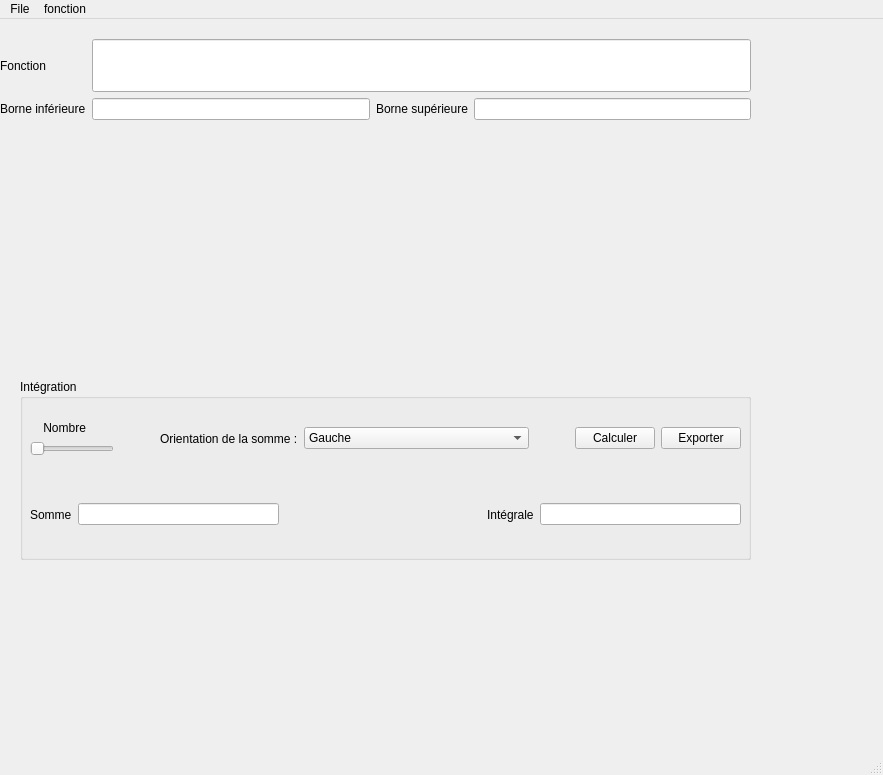
Old version of the form ui/mainWindow.ui in the repository LucaSaricaLangevin/TP2-Luca-Steven.
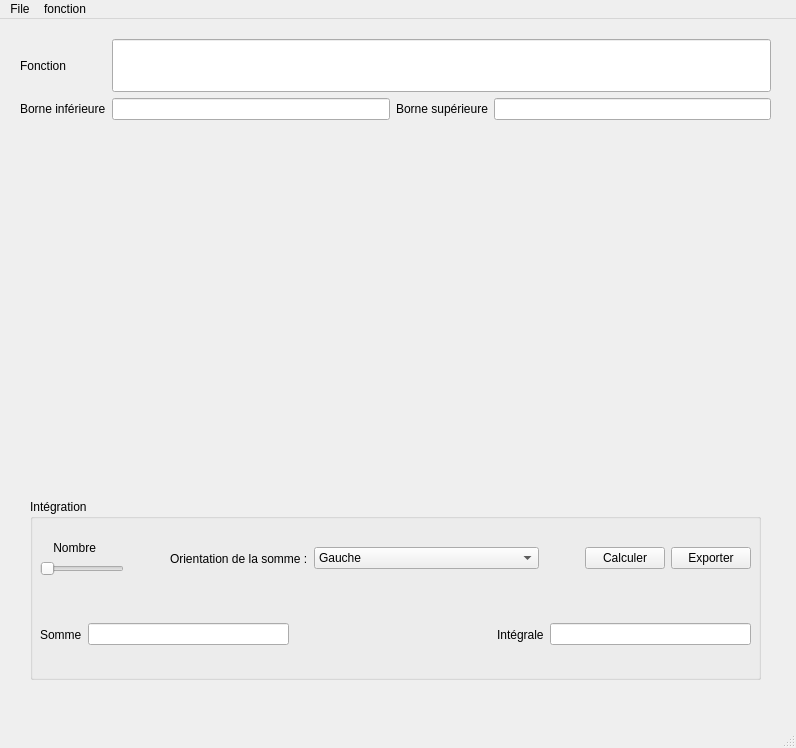
New version of the form.

Commit message: Ajout de la méthode de validation et grands avancements du côté de main_window_view.py.

Patch:
```diff
--- a/ui/mainWindow.ui
+++ b/ui/mainWindow.ui
@@ -6,8 +6,8 @@
    <rect>
     <x>0</x>
     <y>0</y>
-    <width>883</width>
-    <height>775</height>
+    <width>796</width>
+    <height>748</height>
    </rect>
   </property>
   <property name="windowTitle">
@@ -17,10 +17,10 @@
    <widget class="QWidget" name="verticalLayoutWidget">
     <property name="geometry">
      <rect>
-      <x>10</x>
+      <x>30</x>
       <y>110</y>
       <width>741</width>
-      <height>221</height>
+      <height>361</height>
      </rect>
     </property>
     <layout class="QVBoxLayout" name="functionLayout"/>
@@ -28,8 +28,8 @@
    <widget class="QGroupBox" name="groupBox">
     <property name="geometry">
      <rect>
-      <x>20</x>
-      <y>360</y>
+      <x>30</x>
+      <y>480</y>
       <width>731</width>
       <height>181</height>
      </rect>
@@ -132,7 +132,7 @@
       </item>
      </layout>
     </widget>
-    <widget class="QWidget" name="">
+    <widget class="QWidget" name="layoutWidget">
      <property name="geometry">
       <rect>
        <x>10</x>
@@ -181,7 +181,7 @@
    <widget class="QWidget" name="gridLayoutWidget">
     <property name="geometry">
      <rect>
-      <x>0</x>
+      <x>20</x>
       <y>20</y>
       <width>751</width>
       <height>81</height>
@@ -233,8 +233,8 @@
     <rect>
      <x>0</x>
      <y>0</y>
-     <width>883</width>
-     <height>24</height>
+     <width>796</width>
+     <height>38</height>
     </rect>
    </property>
    <widget class="QMenu" name="menuFile">
```
The commit also changes 2 other files.
